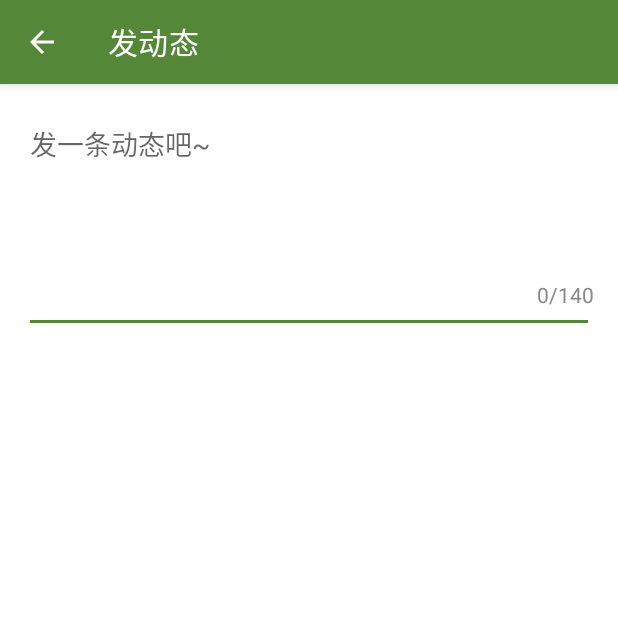
After one commit to hot-zhy/cloud-music, an Android app: the PublishFeedActivity screen opened directly, with no data from a screen before it, on a phone screen of 412 x 824 dp, the top half of it. The commit adds this screen. Run offline under Robolectric (Android 15) with nearby library versions, the phone set to English and light mode, and no system bars; our stand-ins replace EventBus; libraries missing offline, so code that uses them is left out: androidx.emoji.bundled, androidx.emoji.text.

```diff
--- a/app/src/main/AndroidManifest.xml
+++ b/app/src/main/AndroidManifest.xml
@@ -25,9 +25,13 @@
         android:usesCleartextTraffic="true"
         tools:targetApi="31">
         <activity
+            android:name=".PublishFeedActivity"
+            android:exported="false"
+            android:label="@string/publish_feed"/>
+        <activity
             android:name=".RegisterActivity"
             android:exported="false"
-            android:label="注册"/>
+            android:label="注册" />
         <activity
             android:name=".UserDetailActivity"
             android:exported="false" />
--- a/app/src/main/java/com/zhy/util/Constant.java
+++ b/app/src/main/java/com/zhy/util/Constant.java
@@ -8,4 +8,5 @@ public class Constant {
      */
     public static final float ROTATION_PER = 0.2304F;
     public static final String ID = "id";
+    public static final String PAGE = "page";
 }
--- /dev/null
+++ b/app/src/main/java/com/zhy/zhycloudmusic/PublishFeedActivity.java
@@ -0,0 +1,13 @@
+package com.zhy.zhycloudmusic;
+
+import androidx.appcompat.app.AppCompatActivity;
+import androidx.viewbinding.ViewBinding;
+
+import android.os.Bundle;
+
+import com.zhy.zhycloudmusic.databinding.ActivityPublishFeedBinding;
+
+public class PublishFeedActivity extends BaseTitleActivity<ActivityPublishFeedBinding> {
+
+
+}
--- /dev/null
+++ b/app/src/main/res/layout/activity_publish_feed.xml
@@ -0,0 +1,46 @@
+<?xml version="1.0" encoding="utf-8"?>
+<androidx.coordinatorlayout.widget.CoordinatorLayout xmlns:android="http://schemas.android.com/apk/res/android"
+    xmlns:app="http://schemas.android.com/apk/res-auto"
+    xmlns:tools="http://schemas.android.com/tools"
+    android:layout_width="match_parent"
+    android:layout_height="match_parent"
+    tools:context=".PublishFeedActivity">
+    <include layout="@layout/toolbar"/>
+    <LinearLayout android:layout_marginTop="@dimen/padding_outer"
+        android:layout_width="match_parent"
+        android:layout_height="match_parent"
+        app:layout_behavior="com.google.android.material.appbar.AppBarLayout$ScrollingViewBehavior"
+        android:orientation="vertical">
+<!--        输入框-->
+        <RelativeLayout
+            android:layout_width="match_parent"
+            android:layout_height="150dp">
+            <EditText
+                android:layout_width="match_parent"
+                android:layout_height="match_parent"
+                android:id="@+id/content"
+                android:layout_marginHorizontal="@dimen/d16"
+                android:gravity="left|top"
+                android:hint="发一条动态吧~"
+                android:lineSpacingMultiplier="1.2"
+                android:maxLength="150">
+
+            </EditText>
+<!--            字数统计-->
+<!--            将文本控件通过relativeLayout定位到右侧-->
+            <TextView
+                android:layout_width="wrap_content"
+                android:layout_height="wrap_content"
+                android:id="@+id/count"
+                android:layout_alignParentRight="true"
+                android:layout_alignParentBottom="true"
+                android:layout_margin="@dimen/d16"
+                android:text="0/140"
+                android:textColor="@color/black80">
+
+            </TextView>
+        </RelativeLayout>
+    </LinearLayout>
+
+
+</androidx.coordinatorlayout.widget.CoordinatorLayout>
--- a/app/src/main/res/values/superUI_theme.xml
+++ b/app/src/main/res/values/superUI_theme.xml
@@ -15,6 +15,7 @@
 <!--        次色调-->
         <item name="colorSecondary">@color/primary</item>
         <item name="colorSecondaryVariant">@color/white</item>
+        <item name="colorOnSecondary">@color/white</item>
 <!--        状态栏的颜色-->
         <item name="android:statusBarColor" tools:ignore="NewApi">@color/primary</item>
     </style>
--- a/gradle.properties
+++ b/gradle.properties
@@ -15,6 +15,8 @@ org.gradle.jvmargs=-Xmx2048m -Dfile.encoding=UTF-8
 # Android operating system, and which are packaged with your app"s APK
 # https://developer.android.com/topic/libraries/support-library/androidx-rn
 android.useAndroidX=true
+#//????????????AndroidX??????false
+android.enableJetifier=true
 # Enables namespacing of each library's R class so that its R class includes only the
 # resources declared in the library itself and none from the library's dependencies,
 # thereby reducing the size of the R class for that library
```
Also changed, not shown: app/build.gradle (+17 -2 lines), app/src/main/java/com/zhy/fragment/FeedFragment.java (+62 -3 lines), app/src/main/java/com/zhy/model/Meta.java (+13 -0 lines), app/src/main/res/layout/fragment_feed.xml (+28 -0 lines), app/src/main/res/drawable-xxhdpi/edit.png (added).
